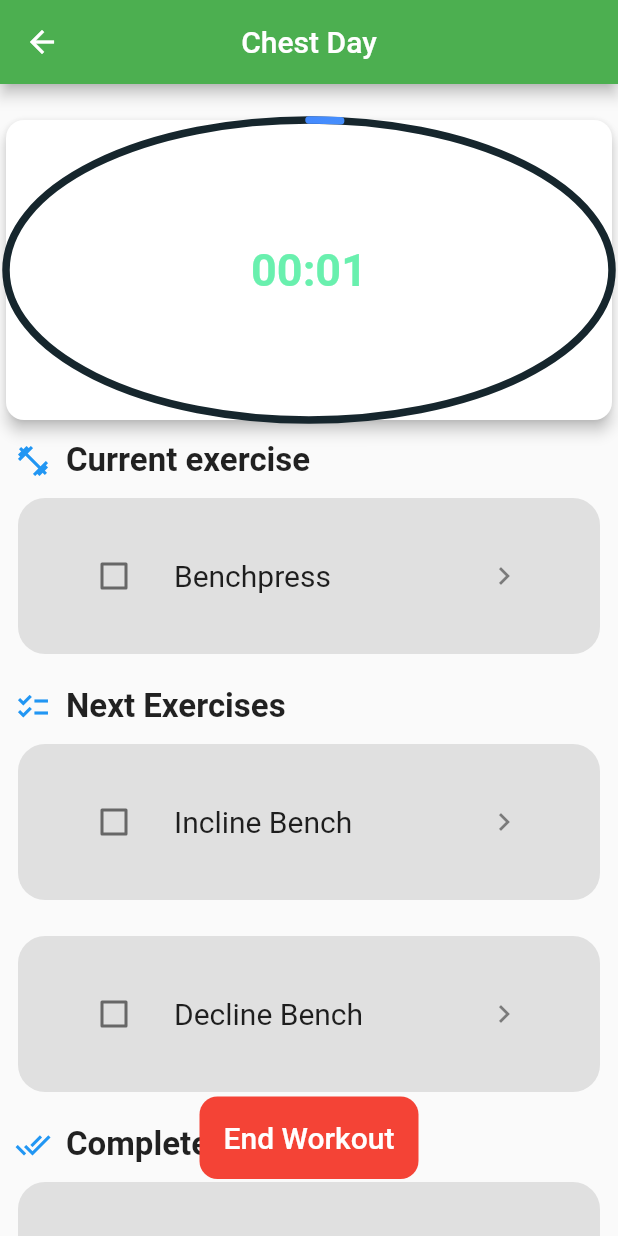
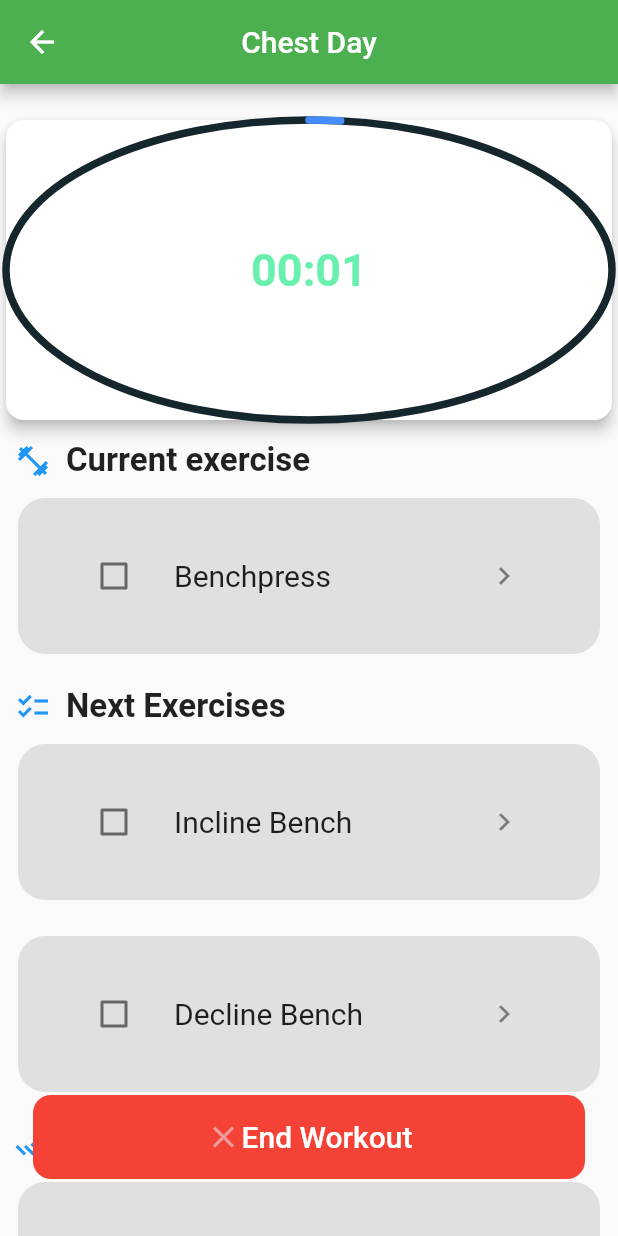
Before and after one commit to WillHAdair/WorkoutApplication, a Flutter app: the WorkoutHomePage screen opened directly with empty values, on a phone screen of 412 x 824 dp. Run offline on Flutter 3.47's test engine with Material 2 defaults, Android fonts, the phone set to English and light mode, and no system bars; drawn by our look-alikes of flutter_slidable, simple_circular_progress_bar; our stand-ins replace flutter_colorpicker, flutter_heatmap_calendar, google_nav_bar, hive, hive_flutter, table_calendar; accounts and stored records are empty.

```diff
--- a/lib/pages/Home/workout_home_page.dart
+++ b/lib/pages/Home/workout_home_page.dart
@@ -201,13 +201,21 @@ class WorkoutHomePageState extends State<WorkoutHomePage> {
                 borderRadius: BorderRadius.circular(12),
               ),
             ),
-            child: const Text(
+            child: const Row(
+              mainAxisAlignment: MainAxisAlignment.center,
+              children: [
+                Icon(
+                  Icons.close
+                ),
+                Text(
                   'End Workout',
                   style: TextStyle(
                     fontSize: 20,
                     color: Colors.white,
                   ),
                 ),
+              ],
+            )
           ),
         ),
   );
```
Also changed, not shown: 3 other files. Lines whose indentation alone changed are shown as unchanged.
